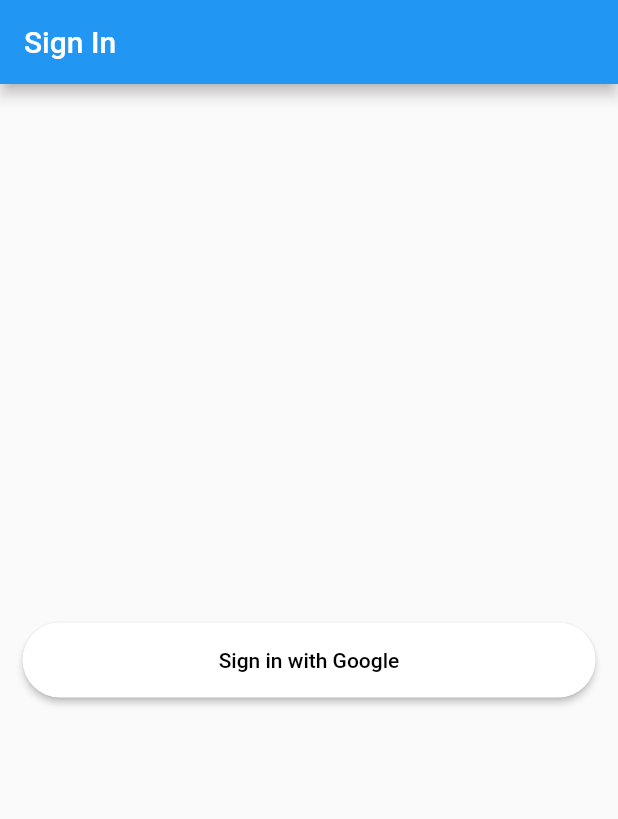
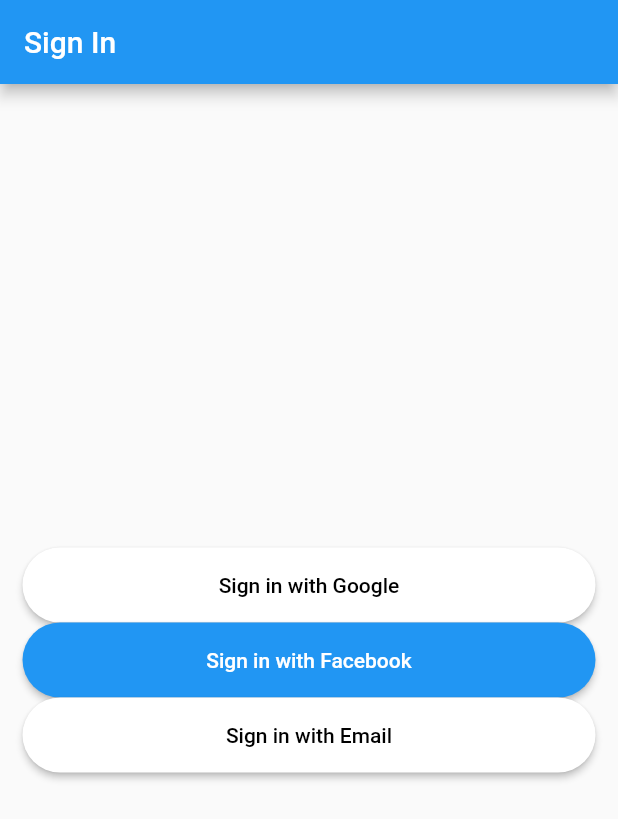
Before and after one commit to Ai-Albert/Hindsight, a Flutter app: the screen it shows after launch, on a phone screen of 412 x 824 dp. Shown: the top 819 px of the screen. Run offline on Flutter 3.47's test engine with Material 2 defaults, Android fonts, the light colour scheme and no system bars; our stand-ins replace firebase_auth, firebase_core; accounts and stored records are empty.

Commit message:
Added sign out and anonymous sign in functionality for templates for when implementing Google and Facebook sign in

```diff
--- /dev/null
+++ b/lib/landing_page.dart
@@ -0,0 +1,28 @@
+import 'package:firebase_auth/firebase_auth.dart';
+import 'package:flutter/material.dart';
+import 'package:hindsight/pages/home.dart';
+import 'package:hindsight/pages/sign_in.dart';
+
+class LandingPage extends StatefulWidget {
+  @override
+  _LandingPageState createState() => _LandingPageState();
+}
+
+class _LandingPageState extends State<LandingPage> {
+
+  User _user;
+
+  void _updateUser(User user) {
+    setState(() {
+      _user = user;
+    });
+  }
+
+  @override
+  Widget build(BuildContext context) {
+    if (_user == null) {
+      return SignInPage(onSignIn: _updateUser);
+    }
+    return Home(onSignOut: () => _updateUser(null),);
+  }
+}
--- a/lib/main.dart
+++ b/lib/main.dart
@@ -1,6 +1,7 @@
 import 'package:flutter/material.dart';
-import 'package:hindsight/sign_in.dart';
 import 'package:firebase_core/firebase_core.dart';
+
+import 'landing_page.dart';
 
 Future main() async {
   WidgetsFlutterBinding.ensureInitialized();
@@ -16,7 +17,7 @@
       theme: ThemeData(
         primarySwatch: Colors.blue,
       ),
-      home: SignInPage(),
+      home: LandingPage(),
     );
   }
 }
--- a/lib/sign_in.dart
+++ b/lib/pages/sign_in.dart
@@ -1,8 +1,22 @@
+import 'package:firebase_auth/firebase_auth.dart';
 import 'package:flutter/material.dart';
 import 'package:hindsight/pages/home.dart';
 import 'package:hindsight/custom_widgets/sign_in_button.dart';
 
 class SignInPage extends StatelessWidget {
+
+  final void Function(User) onSignIn;
+  const SignInPage({Key key, @required this.onSignIn}) : super(key: key);
+
+  Future _signInAnon() async {
+    try {
+      final UserCredential userCredentials = await FirebaseAuth.instance.signInAnonymously();
+      onSignIn(userCredentials.user);
+    } catch (e) {
+      print(e.toString());
+    }
+  }
+
   @override
   Widget build(BuildContext context) {
     return Scaffold(
@@ -24,6 +38,18 @@
               textColor: Colors.black,
               onPressed: () {},
             ),
+            SignInButton(
+              color: Colors.blue,
+              text: 'Sign in with Facebook',
+              textColor: Colors.white,
+              onPressed: () {},
+            ),
+            SignInButton(
+              color: Colors.white,
+              text: 'Sign in with Email',
+              textColor: Colors.black,
+              onPressed: () {},
+            ),
           ],
         ),
       ),
```
Also changed, not shown: lib/pages/home.dart (+13 -0 lines), lib/subpages/settings.dart (added, +16 -0 lines).
